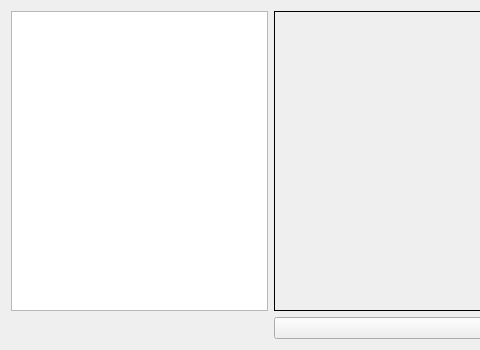
Joensw/RCAIT, file view/settingsview.ui: the form before one commit; both pictures show x 0 to 480 and y 0 to 350 of the 800 by 350 pixel window.
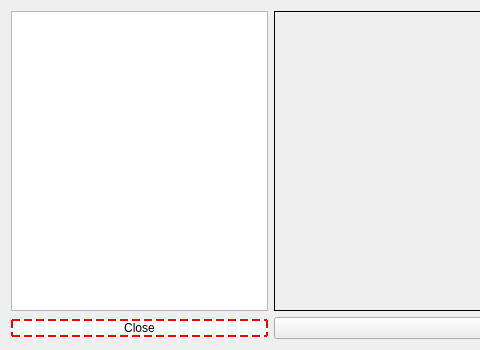
The form after the commit.

Commit message: Added extra button to close settings (its quite ugly atm) will try to make it look nicer

Diff of the .ui file:
```diff
--- a/view/settingsview.ui
+++ b/view/settingsview.ui
@@ -58,6 +58,24 @@
      </property>
     </widget>
    </item>
+   <item row="1" column="0">
+    <widget class="QPushButton" name="closeButton">
+     <property name="styleSheet">
+      <string notr="true">color: black;
+background-color: white;
+border: 2px solid red;
+border-style: dashed;
+
+</string>
+     </property>
+     <property name="text">
+      <string>Close</string>
+     </property>
+     <property name="flat">
+      <bool>false</bool>
+     </property>
+    </widget>
+   </item>
    <item row="1" column="1">
     <widget class="QPushButton" name="saveButton">
      <property name="sizePolicy">
```
The commit also changes 2 other files.
